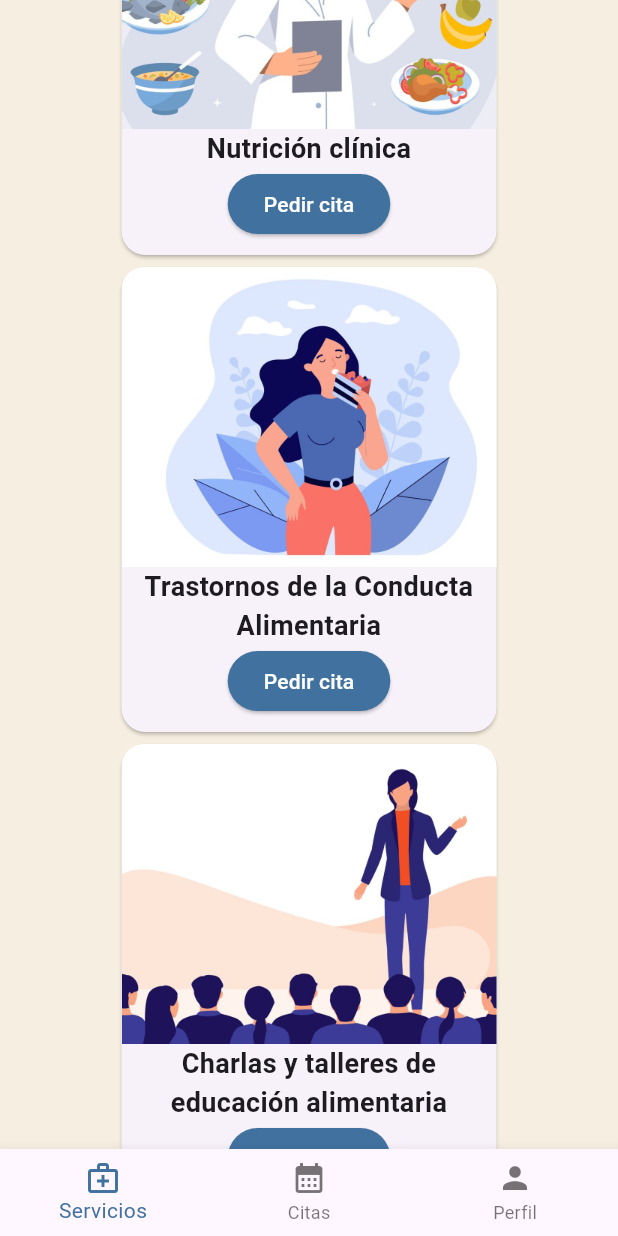
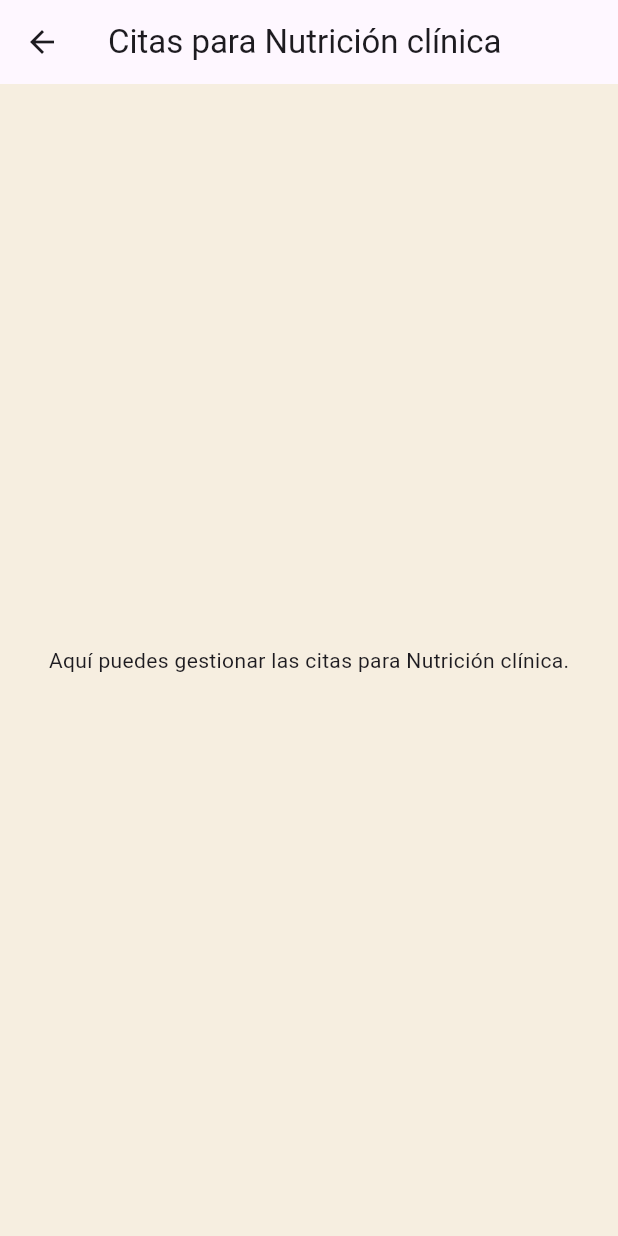
Before and after one commit to MarioGangosoRibera/flutter_proyecto, a Flutter app: the PantallaServicios screen opened directly, scrolled down 1152 dp, after a tap on "Pedir cita", on a phone screen of 412 x 824 dp. Run offline on Flutter 3.47's test engine with Material 3 defaults, Android fonts, the light colour scheme and no system bars; our stand-ins replace sqflite, sqflite_common_ffi, table_calendar; accounts and stored records are empty.

Commit message:
hechos cambios en el boton de pedir cita para que te llever a la pantalla de citas

```diff
--- /dev/null
+++ b/lib/PantallaCitas.dart
@@ -0,0 +1,26 @@
+import 'package:flutter/material.dart';
+import 'package:table_calendar/table_calendar.dart';
+
+import 'package:flutter/material.dart';
+
+class PantallaCitas extends StatefulWidget {
+  final String servicio; // Variable para almacenar el servicio seleccionado
+
+  // Constructor que acepta el servicio como parámetro
+  PantallaCitas({required this.servicio});
+
+  @override
+  _PantallaCitasState createState() => _PantallaCitasState();
+}
+
+class _PantallaCitasState extends State<PantallaCitas> {
+  @override
+  Widget build(BuildContext context) {
+    return Scaffold(
+      appBar: AppBar(title: Text('Citas para ${widget.servicio}')),
+      body: Center(
+        child: Text('Aquí puedes gestionar las citas para ${widget.servicio}.'),
+      ),
+    );
+  }
+}
--- a/lib/PantallaServicios.dart
+++ b/lib/PantallaServicios.dart
@@ -2,8 +2,18 @@ import 'package:Proyecto_segundaEv/Colores.dart';
 import 'package:flutter/material.dart';
 import 'PantallaCalendario.dart';
 import 'PantallaPerfil.dart';
+import 'PantallaCitas.dart';
 
 class PantallaServicios extends StatefulWidget {
+
+  final List<String> servicios = [
+    'Pérdida de peso y recomposición corporal',
+    'Nutrición en patologias deportivas',
+    'Alimentación vegetariana y vegana',
+    'Nutrición clínica',
+    'Trastornos de la Conducta Alimentaria'
+  ];
+
   @override
   _PantallaServiciosState createState() => _PantallaServiciosState();
 }
@@ -27,7 +37,7 @@ class _PantallaServiciosState extends State<PantallaServicios> {
   @override
   Widget build(BuildContext context) {
     return Scaffold(
-      body: _screens[_selectedIndex], // Muestra la pantalla seleccionada
+      body: _screens[_selectedIndex],
       bottomNavigationBar: BottomNavigationBar(
         items: const <BottomNavigationBarItem>[
           BottomNavigationBarItem(
@@ -113,7 +123,12 @@ class PantallaServiciosContent extends StatelessWidget {
                         backgroundColor: colorBoton
                       ),
                       onPressed: () {
-
+                        Navigator.push(
+                          context,
+                          MaterialPageRoute(
+                            builder: (context) => PantallaCitas(servicio: 'Pérdida de peso y recomposición corporal'),
+                          ),
+                        );
                       },
                       child: Text(
                         'Pedir cita',
@@ -159,7 +174,12 @@ class PantallaServiciosContent extends StatelessWidget {
                         backgroundColor: colorBoton
                       ),
                       onPressed: () {
-
+                        Navigator.push(
+                          context,
+                          MaterialPageRoute(
+                            builder: (context) => PantallaCitas(servicio: 'Nutrición en patologias deportivas')
+                          ),
+                        );
                       },
                       child: Text(
                         'Pedir cita',
@@ -191,7 +211,7 @@ class PantallaServiciosContent extends StatelessWidget {
                     Container(
                         width: 250,
                         child: Text(
-                        'Alimentacion vegetariana y vegana',
+                        'Alimentación vegetariana y vegana',
                         style: TextStyle(
                           fontSize: 18,
                           fontWeight: FontWeight.bold,
@@ -205,7 +225,12 @@ class PantallaServiciosContent extends StatelessWidget {
                         backgroundColor: colorBoton
                       ),
                       onPressed: () {
-
+                        Navigator.push(
+                          context,
+                          MaterialPageRoute(
+                            builder: (context) => PantallaCitas(servicio: 'Alimentación vegetariana y vegana'),
+                          ),
+                        );
                       },
                       child: Text(
                         'Pedir cita',
@@ -251,7 +276,12 @@ class PantallaServiciosContent extends StatelessWidget {
                         backgroundColor: colorBoton
                       ),
                       onPressed: () {
-
+                        Navigator.push(
+                          context,
+                          MaterialPageRoute(
+                            builder: (context) => PantallaCitas(servicio: 'Nutrición clínica'),
+                          ),
+                        );
                       },
                       child: Text(
                         'Pedir cita',
@@ -297,7 +327,12 @@ class PantallaServiciosContent extends StatelessWidget {
                         backgroundColor: colorBoton
                       ),
                       onPressed: () {
-
+                        Navigator.push(
+                          context,
+                          MaterialPageRoute(
+                            builder: (context) => PantallaCitas(servicio: 'Transtornos de la conducta alimentaria'),
+                          ),
+                        );
                       },
                       child: Text(
                         'Pedir cita',
--- a/pubspec.yaml
+++ b/pubspec.yaml
@@ -10,7 +10,9 @@ dependencies:
   flutter:
     sdk: flutter
   sqflite: any
+  path: any
   sqflite_common_ffi: ^2.3.4+4
+  table_calendar: ^3.1.3
 
 dev_dependencies:
   flutter_test:
```
Also changed, not shown: lib/PantallaLogin.dart (+8 -4 lines), pubspec.lock, 1 other file.
